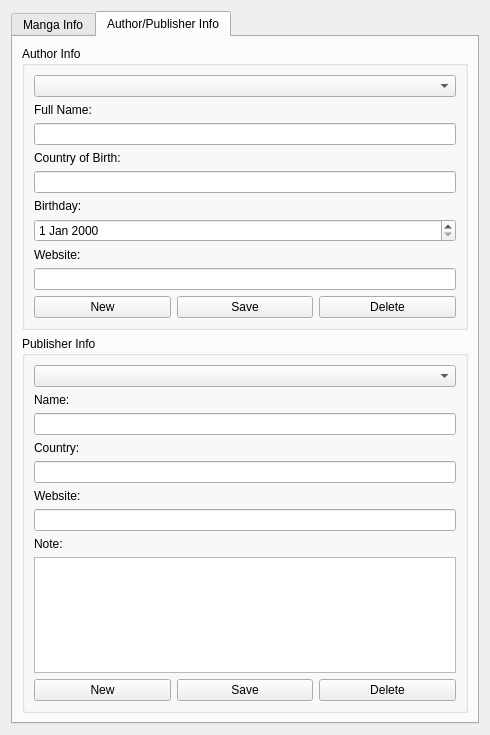
Above: src/databaseeditor.ui from kelsos/mra before the change. Below: the same form after it.
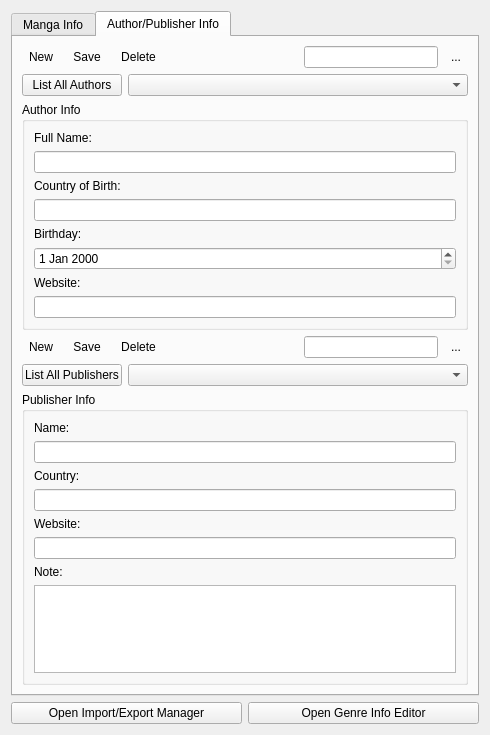
That is the form after the change. The open tabs and pages were chosen to show the change. Icons and pictures are not drawn.

Diff of the .ui file:
```diff
--- a/src/databaseeditor.ui
+++ b/src/databaseeditor.ui
@@ -304,38 +304,6 @@
          </item>
         </layout>
        </item>
-       <item>
-        <layout class="QHBoxLayout" name="mangaInfoButtonLayout">
-         <item>
-          <widget class="QPushButton" name="mangaInfoNewButton">
-           <property name="text">
-            <string>New</string>
-           </property>
-          </widget>
-         </item>
-         <item>
-          <widget class="QPushButton" name="mangaInfoSaveButton">
-           <property name="text">
-            <string>Save</string>
-           </property>
-          </widget>
-         </item>
-         <item>
-          <widget class="QPushButton" name="mangaInfoDeleteButton">
-           <property name="text">
-            <string>Delete</string>
-           </property>
-          </widget>
-         </item>
-         <item>
-          <widget class="QPushButton" name="openGenreInfoEditButton">
-           <property name="text">
-            <string>Genre Info</string>
-           </property>
-          </widget>
-         </item>
-        </layout>
-       </item>
       </layout>
      </widget>
      <widget class="QWidget" name="authPubInfoTab">
@@ -343,15 +311,108 @@
        <string>Author/Publisher Info</string>
       </attribute>
       <layout class="QVBoxLayout" name="verticalLayout_9">
+       <item>
+        <layout class="QHBoxLayout" name="authorInfoButtonLayout">
+         <item>
+          <widget class="QToolButton" name="authorNewButton">
+           <property name="text">
+            <string>New</string>
+           </property>
+           <property name="icon">
+            <iconset>
+             <normaloff>../resources/icons/plus-octagon.png</normaloff>../resources/icons/plus-octagon.png</iconset>
+           </property>
+           <property name="autoRaise">
+            <bool>true</bool>
+           </property>
+          </widget>
+         </item>
+         <item>
+          <widget class="QToolButton" name="authorSaveButton">
+           <property name="text">
+            <string>Save</string>
+           </property>
+           <property name="icon">
+            <iconset>
+             <normaloff>../resources/icons/disk--pencil.png</normaloff>../resources/icons/disk--pencil.png</iconset>
+           </property>
+           <property name="autoRaise">
+            <bool>true</bool>
+           </property>
+          </widget>
+         </item>
+         <item>
+          <widget class="QToolButton" name="authorDeleteButton">
+           <property name="text">
+            <string>Delete</string>
+           </property>
+           <property name="icon">
+            <iconset>
+             <normaloff>../resources/icons/cross-script.png</normaloff>../resources/icons/cross-script.png</iconset>
+           </property>
+           <property name="autoRaise">
+            <bool>true</bool>
+           </property>
+          </widget>
+         </item>
+         <item>
+          <spacer name="authorHorizonalSpacer">
+           <property name="orientation">
+            <enum>Qt::Horizontal</enum>
+           </property>
+           <property name="sizeHint" stdset="0">
+            <size>
+             <width>40</width>
+             <height>20</height>
+            </size>
+           </property>
+          </spacer>
+         </item>
+         <item>
+          <widget class="QLineEdit" name="authorSearchBox"/>
+         </item>
+         <item>
+          <widget class="QToolButton" name="authorSearchButton">
+           <property name="text">
+            <string>...</string>
+           </property>
+           <property name="icon">
+            <iconset>
+             <normaloff>../resources/icons/magnifier.png</normaloff>../resources/icons/magnifier.png</iconset>
+           </property>
+           <property name="autoRaise">
+            <bool>true</bool>
+           </property>
+          </widget>
+         </item>
+        </layout>
+       </item>
+       <item>
+        <layout class="QHBoxLayout" name="authrorsHorizontalLayout">
+         <item>
+          <widget class="QPushButton" name="listAllAuthorsButton">
+           <property name="maximumSize">
+            <size>
+             <width>100</width>
+             <height>16777215</height>
+            </size>
+           </property>
+           <property name="text">
+            <string>List All Authors</string>
+           </property>
+          </widget>
+         </item>
+         <item>
+          <widget class="QComboBox" name="authorsAllComboBox"/>
+         </item>
+        </layout>
+       </item>
        <item>
         <widget class="QGroupBox" name="authorInfoGroupBox">
          <property name="title">
           <string>Author Info</string>
          </property>
          <layout class="QVBoxLayout" name="verticalLayout_5">
-          <item>
-           <widget class="QComboBox" name="authorsAllComboBox"/>
-          </item>
           <item>
            <widget class="QLabel" name="authorFullNameLabel">
             <property name="text">
@@ -392,43 +453,111 @@
           <item>
            <widget class="QLineEdit" name="authorWebsiteTextEdit"/>
           </item>
-          <item>
-           <layout class="QHBoxLayout" name="authorInfoButtonLayout">
-            <item>
-             <widget class="QPushButton" name="authorNewButton">
-              <property name="text">
-               <string>New</string>
-              </property>
-             </widget>
-            </item>
-            <item>
-             <widget class="QPushButton" name="authorSaveButton">
-              <property name="text">
-               <string>Save</string>
-              </property>
-             </widget>
-            </item>
-            <item>
-             <widget class="QPushButton" name="authorDeleteButton">
-              <property name="text">
-               <string>Delete</string>
-              </property>
-             </widget>
-            </item>
-           </layout>
-          </item>
          </layout>
         </widget>
        </item>
+       <item>
+        <layout class="QHBoxLayout" name="publisherInfoButtonLayout">
+         <item>
+          <widget class="QToolButton" name="publisherNewButton">
+           <property name="text">
+            <string>New</string>
+           </property>
+           <property name="icon">
+            <iconset>
+             <normaloff>../resources/icons/plus-octagon.png</normaloff>../resources/icons/plus-octagon.png</iconset>
+           </property>
+           <property name="autoRaise">
+            <bool>true</bool>
+           </property>
+          </widget>
+         </item>
+         <item>
+          <widget class="QToolButton" name="publisherSaveButton">
+           <property name="text">
+            <string>Save</string>
+           </property>
+           <property name="icon">
+            <iconset>
+             <normaloff>../resources/icons/disk--pencil.png</normaloff>../resources/icons/disk--pencil.png</iconset>
+           </property>
+           <property name="autoRaise">
+            <bool>true</bool>
+           </property>
+          </widget>
+         </item>
+         <item>
+          <widget class="QToolButton" name="publisherDeleteButton">
+           <property name="text">
+            <string>Delete</string>
+           </property>
+           <property name="icon">
+            <iconset>
+             <normaloff>../resources/icons/cross-script.png</normaloff>../resources/icons/cross-script.png</iconset>
+           </property>
+           <property name="autoRaise">
+            <bool>true</bool>
+           </property>
+          </widget>
+         </item>
+         <item>
+          <spacer name="publisherHorizonalSeperator">
+           <property name="orientation">
+            <enum>Qt::Horizontal</enum>
+           </property>
+           <property name="sizeHint" stdset="0">
+            <size>
+             <width>40</width>
+             <height>20</height>
+            </size>
+           </property>
+          </spacer>
+         </item>
+         <item>
+          <widget class="QLineEdit" name="publisherLineEdit"/>
+         </item>
+         <item>
+          <widget class="QToolButton" name="publisherSearchButton">
+           <property name="text">
+            <string>...</string>
+           </property>
+           <property name="icon">
+            <iconset>
+             <normaloff>../resources/icons/magnifier.png</normaloff>../resources/icons/magnifier.png</iconset>
+           </property>
+           <property name="autoRaise">
+            <bool>true</bool>
+           </property>
+          </widget>
+         </item>
+        </layout>
+       </item>
+       <item>
+        <layout class="QHBoxLayout" name="publishersHorizonalLayout">
+         <item>
+          <widget class="QPushButton" name="listAllMangaPublishers">
+           <property name="maximumSize">
+            <size>
+             <width>100</width>
+             <height>16777215</height>
+            </size>
+           </property>
+           <property name="text">
+            <string>List All Publishers</string>
+           </property>
+          </widget>
+         </item>
+         <item>
+          <widget class="QComboBox" name="publishersAllComboBox"/>
+         </item>
+        </layout>
+       </item>
        <item>
         <widget class="QGroupBox" name="publisherInfoGroubBox">
          <property name="title">
           <string>Publisher Info</string>
          </property>
          <layout class="QVBoxLayout" name="verticalLayout_6">
-          <item>
-           <widget class="QComboBox" name="publishersAllComboBox"/>
-          </item>
           <item>
            <widget class="QLabel" name="publisherNameLabel">
             <property name="text">
@@ -476,31 +605,6 @@
             </property>
            </widget>
           </item>
-          <item>
-           <layout class="QHBoxLayout" name="publisherInfoButtonLayout">
-            <item>
-             <widget class="QPushButton" name="publisherNewButton">
-              <property name="text">
-               <string>New</string>
-              </property>
-             </widget>
-            </item>
-            <item>
-             <widget class="QPushButton" name="publisherSaveButton">
-              <property name="text">
-               <string>Save</string>
-              </property>
-             </widget>
-            </item>
-            <item>
-             <widget class="QPushButton" name="publisherDeleteButton">
-              <property name="text">
-               <string>Delete</string>
-              </property>
-             </widget>
-            </item>
-           </layout>
-          </item>
          </layout>
         </widget>
        </item>
@@ -508,6 +612,24 @@
      </widget>
     </widget>
    </item>
+   <item>
+    <layout class="QHBoxLayout" name="extraDialogButtonsLayout">
+     <item>
+      <widget class="QPushButton" name="importExportManagerButton">
+       <property name="text">
+        <string>Open Import/Export Manager</string>
+       </property>
+      </widget>
+     </item>
+     <item>
+      <widget class="QPushButton" name="openGenreInfoEditButton">
+       <property name="text">
+        <string>Open Genre Info Editor</string>
+       </property>
+      </widget>
+     </item>
+    </layout>
+   </item>
   </layout>
  </widget>
  <resources/>
```
Left out of the diff: 129 changed lines with no effect on the pictures.
